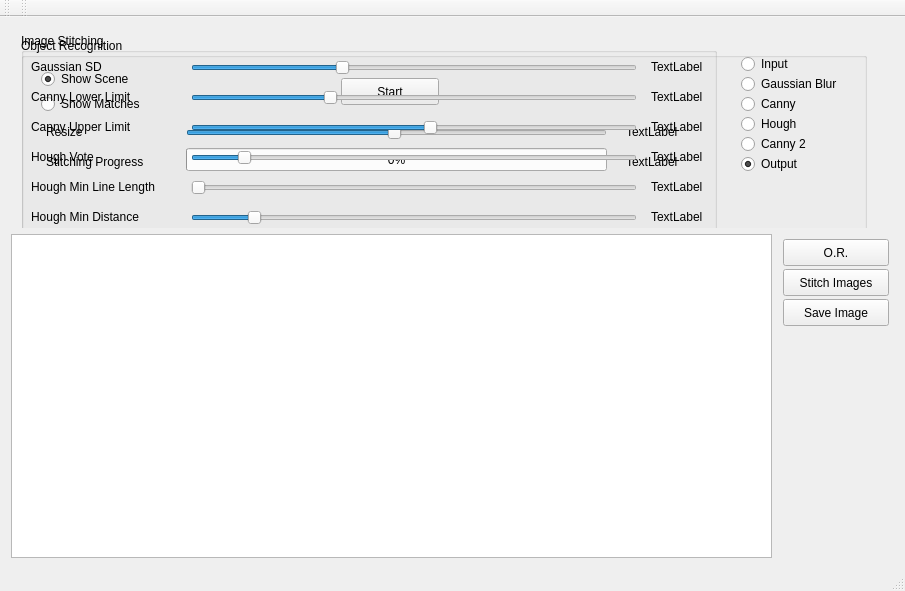
First picture: the form in mainwindow.ui, repository ironage/VISOR, before the edit.
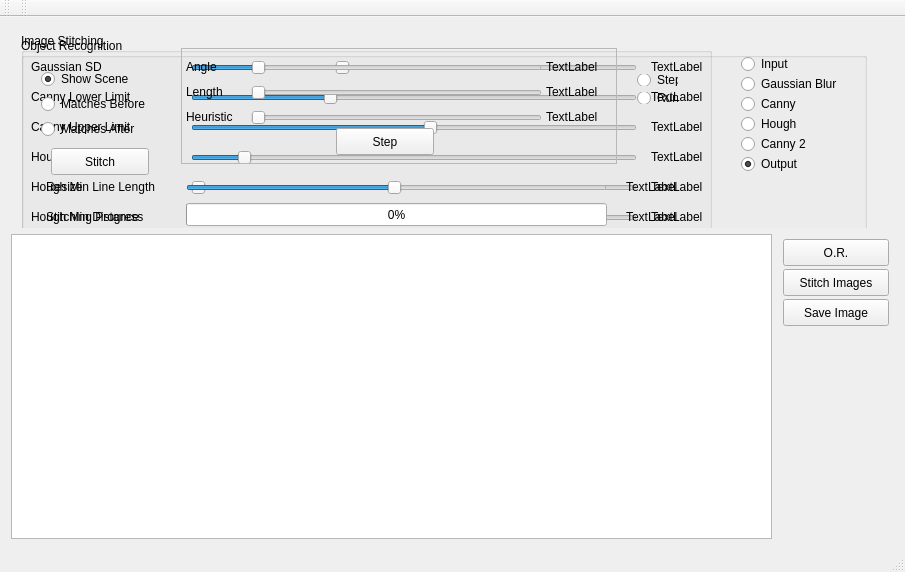
Second picture: the form after the edit. Custom widgets are drawn as their Qt base class.

Commit message: UI updates for stitching, they don't do anything yet

Diff of the .ui file:
```diff
--- a/mainwindow.ui
+++ b/mainwindow.ui
@@ -7,7 +7,7 @@
     <x>0</x>
     <y>0</y>
     <width>905</width>
-    <height>591</height>
+    <height>572</height>
    </rect>
   </property>
   <property name="sizePolicy">
@@ -20,7 +20,7 @@
    <string>MainWindow</string>
   </property>
   <widget class="QWidget" name="centralWidget">
-   <layout class="QVBoxLayout" name="verticalLayout">
+   <layout class="QVBoxLayout" name="verticalLayout_2">
     <item>
      <widget class="QFrame" name="frame_3">
       <property name="sizePolicy">
@@ -62,151 +62,6 @@
        <property name="frameShadow">
         <enum>QFrame::Raised</enum>
        </property>
-       <widget class="QGroupBox" name="groupBox_IS">
-        <property name="enabled">
-         <bool>true</bool>
-        </property>
-        <property name="geometry">
-         <rect>
-          <x>5</x>
-          <y>0</y>
-          <width>696</width>
-          <height>204</height>
-         </rect>
-        </property>
-        <property name="title">
-         <string>Image Stitching</string>
-        </property>
-        <widget class="QRadioButton" name="radioButtonScene">
-         <property name="geometry">
-          <rect>
-           <x>20</x>
-           <y>35</y>
-           <width>116</width>
-           <height>22</height>
-          </rect>
-         </property>
-         <property name="text">
-          <string>Show Scene</string>
-         </property>
-         <property name="checked">
-          <bool>true</bool>
-         </property>
-        </widget>
-        <widget class="QRadioButton" name="radioButtonMatches">
-         <property name="geometry">
-          <rect>
-           <x>20</x>
-           <y>60</y>
-           <width>136</width>
-           <height>22</height>
-          </rect>
-         </property>
-         <property name="text">
-          <string>Show Matches</string>
-         </property>
-        </widget>
-        <widget class="QSlider" name="slider_IS_resize">
-         <property name="geometry">
-          <rect>
-           <x>165</x>
-           <y>85</y>
-           <width>421</width>
-           <height>29</height>
-          </rect>
-         </property>
-         <property name="minimum">
-          <number>1</number>
-         </property>
-         <property name="maximum">
-          <number>100</number>
-         </property>
-         <property name="sliderPosition">
-          <number>50</number>
-         </property>
-         <property name="orientation">
-          <enum>Qt::Horizontal</enum>
-         </property>
-        </widget>
-        <widget class="QLabel" name="label_7">
-         <property name="geometry">
-          <rect>
-           <x>25</x>
-           <y>90</y>
-           <width>66</width>
-           <height>17</height>
-          </rect>
-         </property>
-         <property name="text">
-          <string>Resize</string>
-         </property>
-        </widget>
-        <widget class="QProgressBar" name="progressBar">
-         <property name="geometry">
-          <rect>
-           <x>165</x>
-           <y>115</y>
-           <width>421</width>
-           <height>23</height>
-          </rect>
-         </property>
-         <property name="value">
-          <number>0</number>
-         </property>
-        </widget>
-        <widget class="QLabel" name="label_8">
-         <property name="geometry">
-          <rect>
-           <x>25</x>
-           <y>120</y>
-           <width>131</width>
-           <height>17</height>
-          </rect>
-         </property>
-         <property name="text">
-          <string>Stitching Progress</string>
-         </property>
-        </widget>
-        <widget class="QLabel" name="label_IS_resize">
-         <property name="geometry">
-          <rect>
-           <x>605</x>
-           <y>90</y>
-           <width>66</width>
-           <height>17</height>
-          </rect>
-         </property>
-         <property name="text">
-          <string>TextLabel</string>
-         </property>
-        </widget>
-        <widget class="QLabel" name="label_IS_progress">
-         <property name="geometry">
-          <rect>
-           <x>605</x>
-           <y>120</y>
-           <width>66</width>
-           <height>17</height>
-          </rect>
-         </property>
-         <property name="text">
-          <string>TextLabel</string>
-         </property>
-        </widget>
-        <widget class="QPushButton" name="button_IS_select">
-         <property name="geometry">
-          <rect>
-           <x>320</x>
-           <y>45</y>
-           <width>98</width>
-           <height>27</height>
-          </rect>
-         </property>
-         <property name="text">
-          <string>Start</string>
-         </property>
-        </widget>
-       </widget>
        <widget class="QGroupBox" name="groupBox">
         <property name="geometry">
          <rect>
@@ -723,6 +578,358 @@
         </widget>
        </widget>
       </widget>
+      <widget class="QGroupBox" name="groupBox_IS">
+       <property name="enabled">
+        <bool>true</bool>
+       </property>
+       <property name="geometry">
+        <rect>
+         <x>10</x>
+         <y>5</y>
+         <width>691</width>
+         <height>204</height>
+        </rect>
+       </property>
+       <property name="title">
+        <string>Image Stitching</string>
+       </property>
+       <widget class="QRadioButton" name="radioButtonScene">
+        <property name="geometry">
+         <rect>
+          <x>20</x>
+          <y>35</y>
+          <width>116</width>
+          <height>22</height>
+         </rect>
+        </property>
+        <property name="text">
+         <string>Show Scene</string>
+        </property>
+        <property name="checked">
+         <bool>true</bool>
+        </property>
+       </widget>
+       <widget class="QRadioButton" name="radioButtonMatches">
+        <property name="geometry">
+         <rect>
+          <x>20</x>
+          <y>60</y>
+          <width>136</width>
+          <height>22</height>
+         </rect>
+        </property>
+        <property name="text">
+         <string>Matches Before</string>
+        </property>
+       </widget>
+       <widget class="QSlider" name="slider_IS_resize">
+        <property name="geometry">
+         <rect>
+          <x>165</x>
+          <y>140</y>
+          <width>421</width>
+          <height>29</height>
+         </rect>
+        </property>
+        <property name="minimum">
+         <number>1</number>
+        </property>
+        <property name="maximum">
+         <number>100</number>
+        </property>
+        <property name="sliderPosition">
+         <number>50</number>
+        </property>
+        <property name="orientation">
+         <enum>Qt::Horizontal</enum>
+        </property>
+       </widget>
+       <widget class="QLabel" name="label_7">
+        <property name="geometry">
+         <rect>
+          <x>25</x>
+          <y>145</y>
+          <width>66</width>
+          <height>17</height>
+         </rect>
+        </property>
+        <property name="text">
+         <string>Resize</string>
+        </property>
+       </widget>
+       <widget class="QProgressBar" name="progressBar">
+        <property name="geometry">
+         <rect>
+          <x>165</x>
+          <y>170</y>
+          <width>421</width>
+          <height>23</height>
+         </rect>
+        </property>
+        <property name="value">
+         <number>0</number>
+        </property>
+       </widget>
+       <widget class="QLabel" name="label_8">
+        <property name="geometry">
+         <rect>
+          <x>25</x>
+          <y>175</y>
+          <width>131</width>
+          <height>17</height>
+         </rect>
+        </property>
+        <property name="text">
+         <string>Stitching Progress</string>
+        </property>
+       </widget>
+       <widget class="QLabel" name="label_IS_resize">
+        <property name="geometry">
+         <rect>
+          <x>605</x>
+          <y>145</y>
+          <width>66</width>
+          <height>17</height>
+         </rect>
+        </property>
+        <property name="text">
+         <string>TextLabel</string>
+        </property>
+       </widget>
+       <widget class="QLabel" name="label_IS_progress">
+        <property name="geometry">
+         <rect>
+          <x>605</x>
+          <y>175</y>
+          <width>66</width>
+          <height>17</height>
+         </rect>
+        </property>
+        <property name="text">
+         <string>TextLabel</string>
+        </property>
+       </widget>
+       <widget class="QPushButton" name="button_IS_select">
+        <property name="geometry">
+         <rect>
+          <x>30</x>
+          <y>115</y>
+          <width>98</width>
+          <height>27</height>
+         </rect>
+        </property>
+        <property name="text">
+         <string>Stitch</string>
+        </property>
+       </widget>
+       <widget class="QRadioButton" name="radio_IS_matchesAfter">
+        <property name="geometry">
+         <rect>
+          <x>20</x>
+          <y>85</y>
+          <width>126</width>
+          <height>22</height>
+         </rect>
+        </property>
+        <property name="text">
+         <string>Matches After</string>
+        </property>
+       </widget>
+       <widget class="QFrame" name="frame_4">
+        <property name="geometry">
+         <rect>
+          <x>160</x>
+          <y>15</y>
+          <width>436</width>
+          <height>116</height>
+         </rect>
+        </property>
+        <property name="frameShape">
+         <enum>QFrame::StyledPanel</enum>
+        </property>
+        <property name="frameShadow">
+         <enum>QFrame::Raised</enum>
+        </property>
+        <widget class="QSlider" name="slider_IS_angle">
+         <property name="geometry">
+          <rect>
+           <x>70</x>
+           <y>5</y>
+           <width>291</width>
+           <height>29</height>
+          </rect>
+         </property>
+         <property name="minimum">
+          <number>5</number>
+         </property>
+         <property name="maximum">
+          <number>500</number>
+         </property>
+         <property name="orientation">
+          <enum>Qt::Horizontal</enum>
+         </property>
+        </widget>
+        <widget class="QSlider" name="slider_IS_length">
+         <property name="geometry">
+          <rect>
+           <x>70</x>
+           <y>30</y>
+           <width>291</width>
+           <height>29</height>
+          </rect>
+         </property>
+         <property name="orientation">
+          <enum>Qt::Horizontal</enum>
+         </property>
+        </widget>
+        <widget class="QSlider" name="slider_IS_heuristic">
+         <property name="geometry">
+          <rect>
+           <x>70</x>
+           <y>55</y>
+           <width>291</width>
+           <height>29</height>
+          </rect>
+         </property>
+         <property name="orientation">
+          <enum>Qt::Horizontal</enum>
+         </property>
+        </widget>
+        <widget class="QPushButton" name="buttonStitchStep">
+         <property name="geometry">
+          <rect>
+           <x>155</x>
+           <y>80</y>
+           <width>98</width>
+           <height>27</height>
+          </rect>
+         </property>
+         <property name="text">
+          <string>Step</string>
+         </property>
+        </widget>
+        <widget class="QLabel" name="label_9">
+         <property name="geometry">
+          <rect>
+           <x>5</x>
+           <y>10</y>
+           <width>66</width>
+           <height>17</height>
+          </rect>
+         </property>
+         <property name="text">
+          <string>Angle</string>
+         </property>
+        </widget>
+        <widget class="QLabel" name="label_10">
+         <property name="geometry">
+          <rect>
+           <x>5</x>
+           <y>35</y>
+           <width>66</width>
+           <height>17</height>
+          </rect>
+         </property>
+         <property name="text">
+          <string>Length</string>
+         </property>
+        </widget>
+        <widget class="QLabel" name="label_11">
+         <property name="geometry">
+          <rect>
+           <x>5</x>
+           <y>60</y>
+           <width>66</width>
+           <height>17</height>
+          </rect>
+         </property>
+         <property name="text">
+          <string>Heuristic</string>
+         </property>
+        </widget>
+        <widget class="QLabel" name="label_IS_angle">
+         <property name="geometry">
+          <rect>
+           <x>365</x>
+           <y>10</y>
+           <width>66</width>
+           <height>17</height>
+          </rect>
+         </property>
+         <property name="text">
+          <string>TextLabel</string>
+         </property>
+        </widget>
+        <widget class="QLabel" name="label_IS_length">
+         <property name="geometry">
+          <rect>
+           <x>365</x>
+           <y>35</y>
+           <width>66</width>
+           <height>17</height>
+          </rect>
+         </property>
+         <property name="text">
+          <string>TextLabel</string>
+         </property>
+        </widget>
+        <widget class="QLabel" name="label_IS_heuristic">
+         <property name="geometry">
+          <rect>
+           <x>365</x>
+           <y>60</y>
+           <width>66</width>
+           <height>17</height>
+          </rect>
+         </property>
+         <property name="text">
+          <string>TextLabel</string>
+         </property>
+        </widget>
+       </widget>
+       <widget class="QFrame" name="frame_5">
+        <property name="geometry">
+         <rect>
+          <x>605</x>
+          <y>25</y>
+          <width>76</width>
+          <height>71</height>
+         </rect>
+        </property>
+        <property name="frameShape">
+         <enum>QFrame::NoFrame</enum>
+        </property>
+        <property name="frameShadow">
+         <enum>QFrame::Raised</enum>
+        </property>
+        <widget class="QWidget" name="">
+         <property name="geometry">
+          <rect>
+           <x>0</x>
+           <y>5</y>
+           <width>63</width>
+           <height>52</height>
+          </rect>
+         </property>
+         <layout class="QVBoxLayout" name="verticalLayout">
+          <item>
+           <widget class="QRadioButton" name="radio_IS_step">
+            <property name="text">
+             <string>Step</string>
+            </property>
+           </widget>
+          </item>
+          <item>
+           <widget class="QRadioButton" name="radio_IS_run">
+            <property name="text">
+             <string>Run</string>
+            </property>
+           </widget>
+          </item>
+         </layout>
+        </widget>
+       </widget>
+      </widget>
      </widget>
     </item>
     <item>
```
The commit also changes 2 other files.
